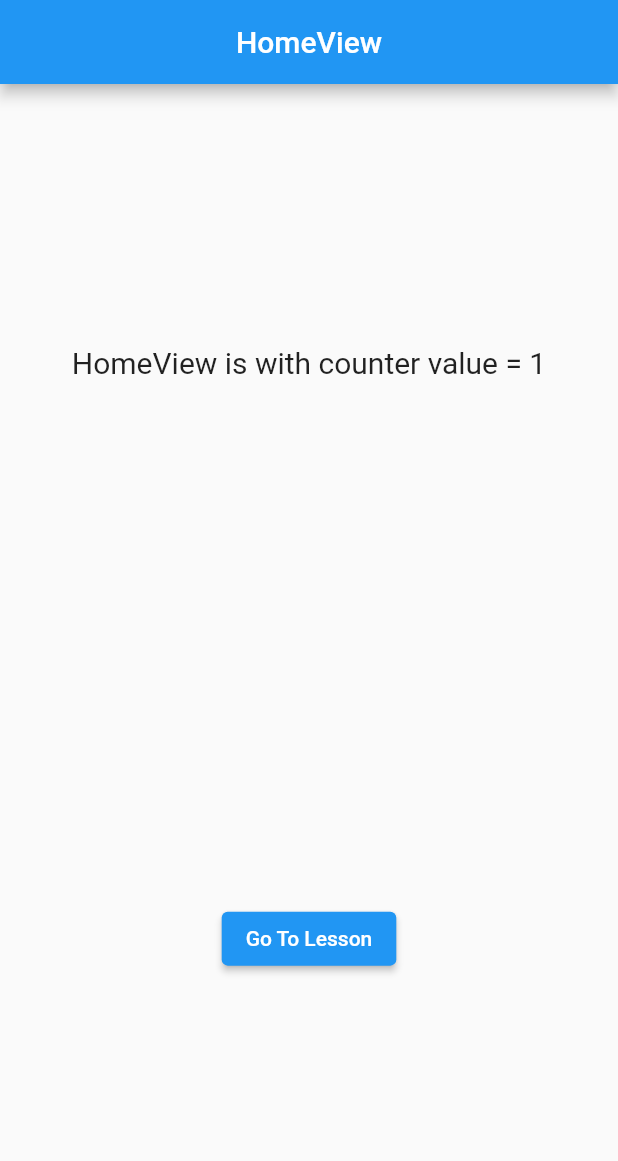
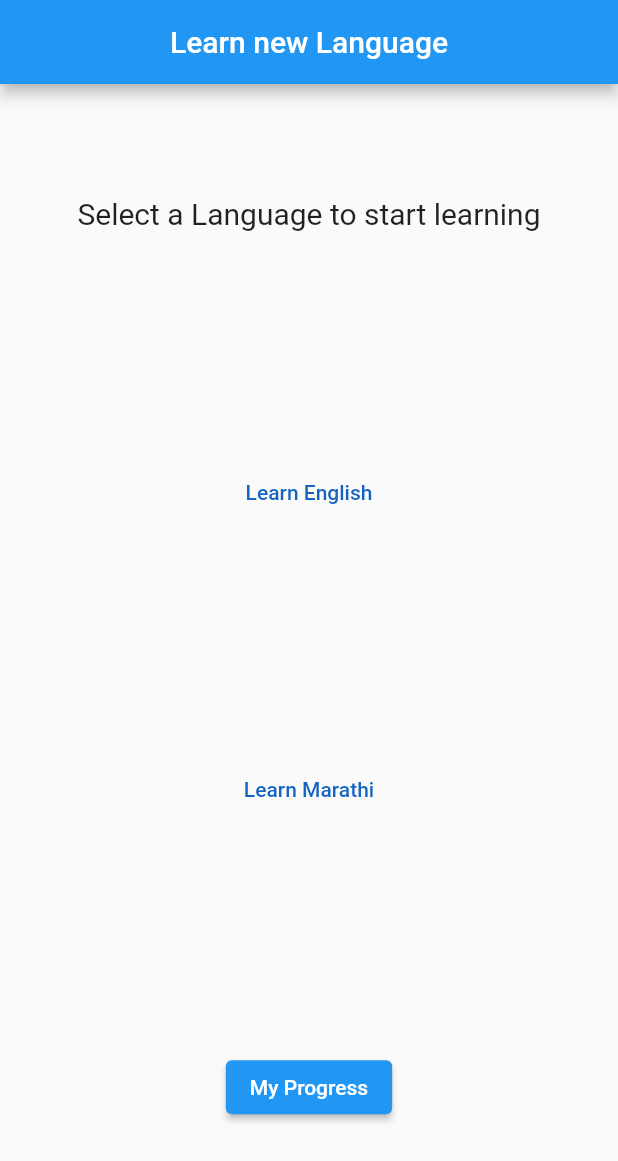
Before and after one commit to gauravnavgire/flutter_language_learn, a Flutter app: the screen it shows after launch, on a phone screen of 412 x 824 dp. Shown: the top 1161 px of the screen. Run offline on Flutter 3.47's test engine with Material 2 defaults, Android fonts, the phone set to English and light mode, and no system bars; our stand-ins replace get.

Commit message:
Lessons screen

```diff
--- /dev/null
+++ b/lib/app/data/models/language.dart
@@ -0,0 +1,17 @@
+import 'package:flutter_language_learn/app/data/models/lesson.dart';
+import 'package:flutter_language_learn/app/data/models/quiz.dart';
+
+class Language{
+  String language;
+  String languageCode;
+  List<Lesson>? lessons;
+  List<Quiz>? quizes;
+  var vocabulary = <String,String>{};
+
+  Language({
+    required this.language,
+    required this.languageCode
+    }
+  );
+
+}
--- /dev/null
+++ b/lib/app/data/models/lesson.dart
@@ -0,0 +1,16 @@
+import 'package:flutter_language_learn/app/data/models/quiz.dart';
+
+class Lesson {
+  int lessonNo;
+  String lessonName;
+  String lessonContent;
+  String language;
+  List<Quiz>? quizes;
+
+  Lesson({
+    required this.lessonNo,
+    required this.lessonName,
+    required this.lessonContent,
+    required this.language
+  });
+}
--- /dev/null
+++ b/lib/app/data/models/quiz.dart
@@ -0,0 +1,25 @@
+import 'package:flutter_language_learn/app/data/models/question.dart';
+
+class Quiz {
+  int quizID;
+  String quizName;
+  Level level;
+
+  List<Question> questions = List.empty();
+
+  Quiz({
+    required this.quizID,
+    required this.quizName,
+    required this.level
+  });
+
+  void addQuestions(var questions){
+    questions.addAll(questions);
+  }
+}
+
+enum Level {
+  BEGINNER,
+  INTERMEDIATE,
+  ADVANCED
+}
--- /dev/null
+++ b/lib/app/data/models/user.dart
@@ -0,0 +1,3 @@
+class User{
+
+}
--- a/lib/app/modules/home/controllers/home_controller.dart
+++ b/lib/app/modules/home/controllers/home_controller.dart
@@ -1,3 +1,4 @@
+import 'package:flutter_language_learn/app/data/models/language.dart';
 import 'package:get/get.dart';
 
 class HomeController extends GetxController {
@@ -20,4 +21,8 @@ class HomeController extends GetxController {
   }
 
   void increment() => count.value++;
+
+  List<Language> supportedLanguage() {
+    return List.empty();
+  }
 }
--- a/lib/app/modules/home/views/home_view.dart
+++ b/lib/app/modules/home/views/home_view.dart
@@ -13,26 +13,93 @@ class HomeView extends GetView<HomeController> {
 
     return Scaffold(
       appBar: AppBar(
-        title: const Text('HomeView'),
+        title: const Text('Learn new Language'),
         centerTitle: true,
       ),
-      body:
-          Column(mainAxisAlignment: MainAxisAlignment.spaceAround, children: <Widget>[
+      body: Column(
+          mainAxisAlignment: MainAxisAlignment.spaceAround,
+          children: <Widget>[
             Center(
-            child: Obx(() => Text(
-                  'HomeView is with counter value = ${homeCntlr.count}',
+                child: Obx(() => const Text(
+                      'Select a Language to start learning',
                       style: TextStyle(fontSize: 20),
                     ))),
+            TextButton(
+              style: ButtonStyle(
+                foregroundColor:
+                    MaterialStateProperty.all<Color>(Colors.blue.shade800),
+              ),
+              onPressed: () {
+                Get.toNamed('/lesson_list',parameters: {"language": "ENGLISH"});
+              },
+              child: const Text('Learn English'),
+            ),
+          //  SizedBox(
+          //       height: 50,
+          //       child: ListView.builder(
+          //     scrollDirection: Axis.horizontal,
+          //     padding: const EdgeInsets.all(10.0),
+          //     itemBuilder: (BuildContext context, int index) {
+          //       if (index % 2 == 0) {
+          //         return _buildCarousel(context, index ~/ 2);
+          //       } else {
+          //         return const Divider();
+          //       }
+          //     },
+          //   )),
+            TextButton(
+              style: ButtonStyle(
+                foregroundColor:
+                    MaterialStateProperty.all<Color>(Colors.blue.shade800),
+              ),
+              onPressed: () {
+                Get.toNamed('/lesson_list', parameters: {"language": "MARATHI"});
+              },
+              child: const Text('Learn Marathi'),
+            ),
             ElevatedButton(
               style: ButtonStyle(
                 foregroundColor: MaterialStateProperty.all<Color>(Colors.white),
               ),
               onPressed: () {
-            Get.toNamed('/lesson');
+                Get.toNamed('/progress');
               },
-          child: const Text('Go To Lesson'),
+              child: const Text('My Progress'),
             )
           ]),
     );
   }
 }
+
+Widget _buildCarousel(BuildContext context, int carouselIndex) {
+  return Column(
+    mainAxisSize: MainAxisSize.min,
+    children: <Widget>[
+      Text('Carousel $carouselIndex'),
+      SizedBox(
+        // you may want to use an aspect ratio here for tablet support
+        height: 100.0,
+        child: PageView.builder(
+          // store this controller in a State to save the carousel scroll position
+          controller: PageController(viewportFraction: 0.8),
+          itemBuilder: (BuildContext context, int itemIndex) {
+            return _buildCarouselItem(context, carouselIndex, itemIndex);
+          },
+        ),
+      )
+    ],
+  );
+}
+
+Widget _buildCarouselItem(
+    BuildContext context, int carouselIndex, int itemIndex) {
+  return Padding(
+    padding: const EdgeInsets.symmetric(horizontal: 4.0),
+    child: Container(
+      decoration: const BoxDecoration(
+        color: Colors.grey,
+        borderRadius: BorderRadius.all(Radius.circular(4.0)),
+      ),
+    ),
+  );
+}
--- a/lib/app/routes/app_pages.dart
+++ b/lib/app/routes/app_pages.dart
@@ -3,6 +3,7 @@ import 'package:get/get.dart';
 import '../modules/home/bindings/home_binding.dart';
 import '../modules/home/views/home_view.dart';
 import '../modules/lesson/bindings/lesson_binding.dart';
+import '../modules/lesson/views/lesson_list_view.dart';
 import '../modules/lesson/views/lesson_view.dart';
 import '../modules/progress/bindings/progress_binding.dart';
 import '../modules/progress/views/progress_view.dart';
@@ -23,6 +24,11 @@ class AppPages {
       name: _Paths.HOME,
       page: () => const HomeView(),
       binding: HomeBinding(),
+    ),
+        GetPage(
+      name: _Paths.LESSON_LIST,
+      page: () => const LessonList(),
+      binding: LessonBinding(),
     ),
     GetPage(
       name: _Paths.LESSON,
--- a/lib/app/routes/app_routes.dart
+++ b/lib/app/routes/app_routes.dart
@@ -13,6 +13,7 @@ abstract class Routes {
 abstract class _Paths {
   _Paths._();
   static const HOME = '/home';
+  static const LESSON_LIST = '/lesson_list';
   static const LESSON = '/lesson';
   static const VOCABULARY = '/vocabulary';
   static const QUIZ = '/quiz';
--- a/pubspec.yaml
+++ b/pubspec.yaml
@@ -10,6 +10,8 @@ dependencies:
   get: 4.6.5
   flutter:
     sdk: flutter
+  flutter_localization: ^0.1.12
+  flutter_tts: ^3.7.0
 
 dev_dependencies:
   flutter_lints: ^2.0.0
```
Also changed, not shown: lib/app/data/models/mixin/fillblanksanswer.dart (added, +7 -0 lines), lib/app/data/models/mixin/multicchoiceanswer.dart (added, +15 -0 lines), lib/app/data/models/question.dart (added, +15 -0 lines), lib/app/data/models/user_progress.dart (added, +7 -0 lines), lib/app/modules/home/views/widgets/lesson_item.dart (added, +25 -0 lines), lib/app/modules/lesson/controllers/lesson_controller.dart (+93 -0 lines), lib/app/modules/lesson/views/lesson_list_view.dart (added, +52 -0 lines), lib/app/modules/lesson/views/lesson_view.dart (+24 -10 lines), 12 other files. Lines whose indentation alone changed are shown as unchanged.
